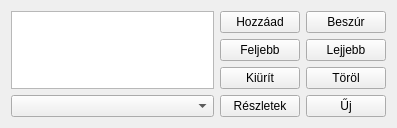
The window that lv2g/fkeyarrayed.ui (csikfer/lanview2) describes before a commit, drawn with Qt 5.
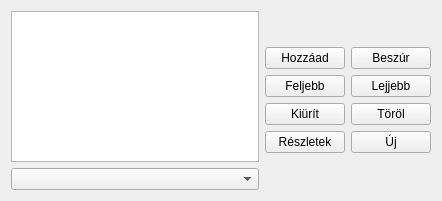
The same window after the commit.

Diff of the .ui file:
```diff
--- a/lv2g/fkeyarrayed.ui
+++ b/lv2g/fkeyarrayed.ui
@@ -6,8 +6,8 @@
    <rect>
     <x>0</x>
     <y>0</y>
-    <width>397</width>
-    <height>104</height>
+    <width>442</width>
+    <height>201</height>
    </rect>
   </property>
   <property name="windowTitle">
@@ -18,6 +18,12 @@
     <layout class="QVBoxLayout" name="verticalLayoutData">
      <item>
       <widget class="QListView" name="listView">
+       <property name="sizePolicy">
+        <sizepolicy hsizetype="Expanding" vsizetype="Maximum">
+         <horstretch>0</horstretch>
+         <verstretch>0</verstretch>
+        </sizepolicy>
+       </property>
        <property name="editTriggers">
         <set>QAbstractItemView::NoEditTriggers</set>
        </property>
@@ -40,19 +46,6 @@
    </item>
    <item>
     <layout class="QVBoxLayout" name="verticalLayoutPB">
-     <item>
-      <spacer name="verticalSpacer">
-       <property name="orientation">
-        <enum>Qt::Vertical</enum>
-       </property>
-       <property name="sizeHint" stdset="0">
-        <size>
-         <width>20</width>
-         <height>40</height>
-        </size>
-       </property>
-      </spacer>
-     </item>
      <item>
       <layout class="QGridLayout" name="gridLayoutButtons">
        <item row="0" column="0">
@@ -107,7 +100,7 @@
        <item row="3" column="1">
         <widget class="QPushButton" name="pushButtonNew">
          <property name="text">
-          <string>Űj</string>
+          <string>Új</string>
          </property>
         </widget>
        </item>
```
